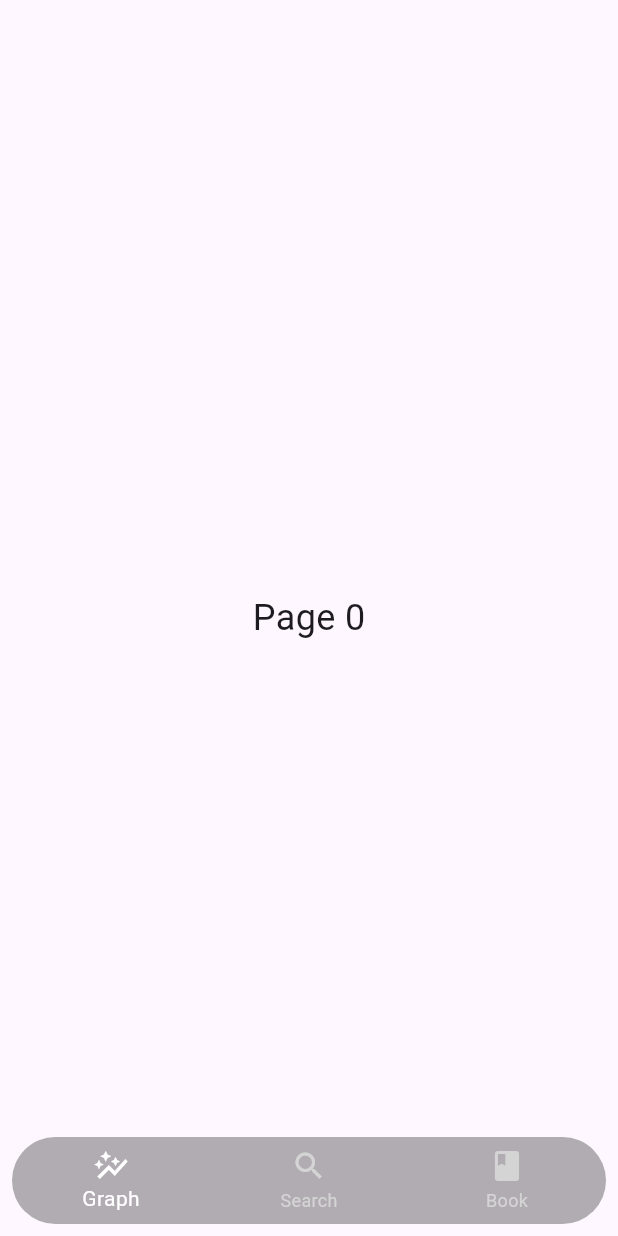
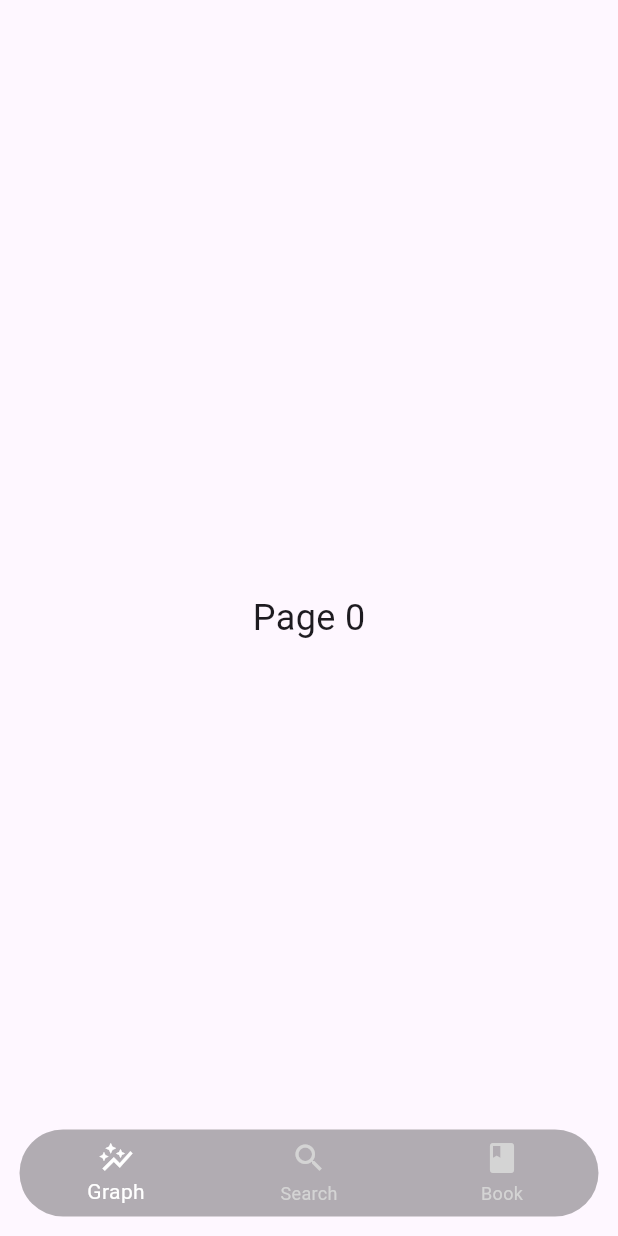
Before and after one commit to SanjaiPG/Ayul, a Flutter app: the screen it shows after launch, on a phone screen of 412 x 824 dp. Run offline on Flutter 3.47's test engine with Material 3 defaults, Android fonts, the phone set to English and light mode, and no system bars.

Commit message:
padding changes

```diff
--- a/ayul/lib/navigationBar.dart
+++ b/ayul/lib/navigationBar.dart
@@ -21,7 +21,7 @@ class _HomePageState extends State<HomePage> {
         ),
       ),
       bottomNavigationBar: Padding(
-        padding: const EdgeInsets.all(8),
+        padding: const EdgeInsets.all(13),
         child: Container(
           decoration: BoxDecoration(
             color: const Color.fromARGB(40, 0, 0, 0).withOpacity(0.3),
```
